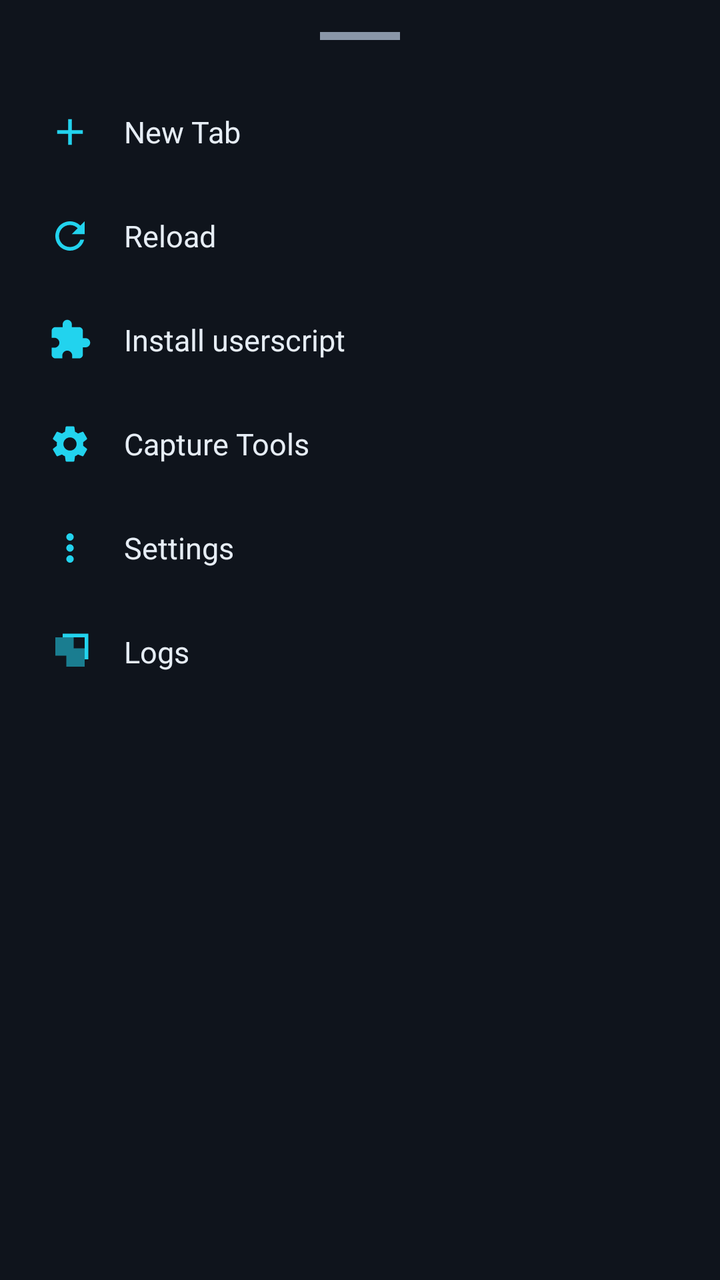
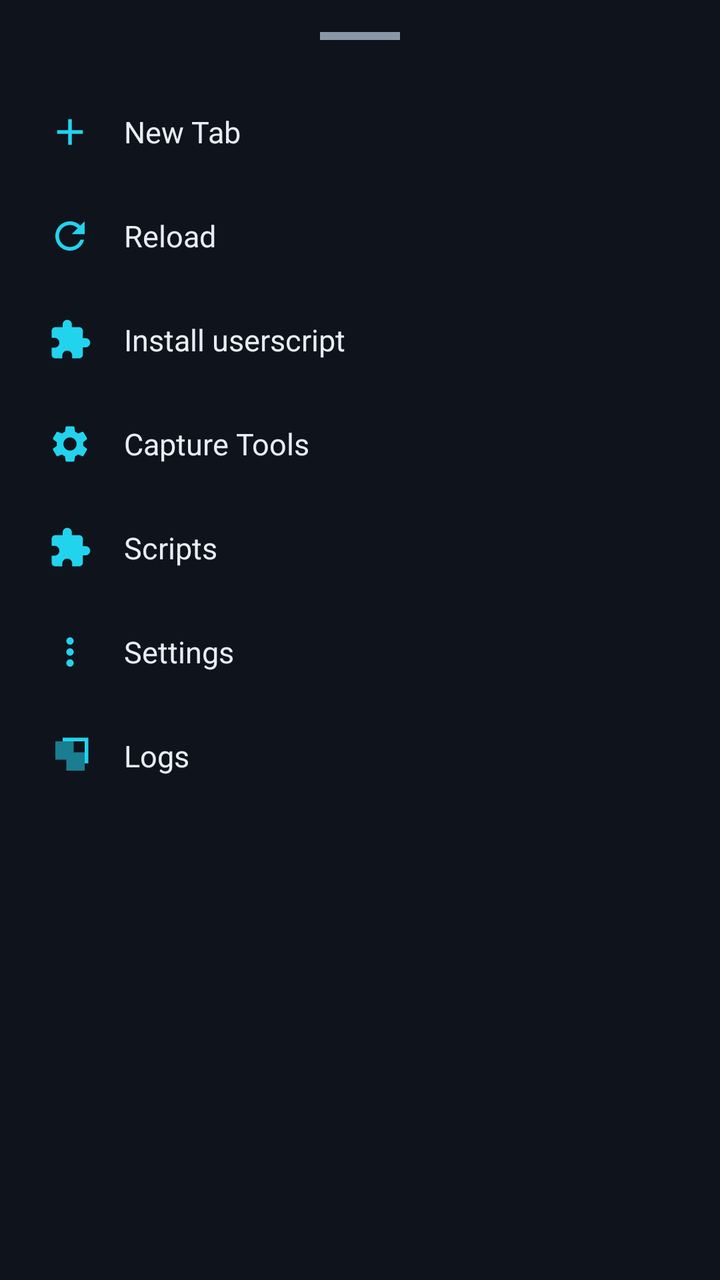

Compare the two renders of this Android layout. The source of the first and the diff that turns it into the second are given below.
<!-- AndroidManifest.xml: application theme Theme.UHCompanion -->
<!-- res/layout/dialog_main_menu.xml -->
<?xml version="1.0" encoding="utf-8"?>
<LinearLayout xmlns:android="http://schemas.android.com/apk/res/android"
    xmlns:app="http://schemas.android.com/apk/res-auto"
    android:layout_width="match_parent"
    android:layout_height="wrap_content"
    android:orientation="vertical"
    android:background="@color/surface_2"
    android:padding="16dp">

    <View
        android:layout_width="40dp"
        android:layout_height="4dp"
        android:background="@color/subtext"
        android:layout_gravity="center_horizontal"
        android:layout_marginBottom="20dp" />

    <LinearLayout
        android:id="@+id/btnNewTab"
        android:layout_width="match_parent"
        android:layout_height="52dp"
        android:orientation="horizontal"
        android:gravity="center_vertical"
        android:background="?attr/selectableItemBackground"
        android:paddingStart="8dp"
        android:paddingEnd="8dp">
        <ImageView
            android:layout_width="22dp"
            android:layout_height="22dp"
            android:src="@drawable/ic_add"
            app:tint="@color/accent" />
        <TextView
            android:layout_width="wrap_content"
            android:layout_height="wrap_content"
            android:text="New Tab"
            android:textColor="@color/text"
            android:textSize="15sp"
            android:layout_marginStart="16dp" />
    </LinearLayout>

    <LinearLayout
        android:id="@+id/btnReload"
        android:layout_width="match_parent"
        android:layout_height="52dp"
        android:orientation="horizontal"
        android:gravity="center_vertical"
        android:background="?attr/selectableItemBackground"
        android:paddingStart="8dp"
        android:paddingEnd="8dp">
        <ImageView
            android:layout_width="22dp"
            android:layout_height="22dp"
            android:src="@drawable/ic_reload"
            app:tint="@color/accent" />
        <TextView
            android:layout_width="wrap_content"
            android:layout_height="wrap_content"
            android:text="Reload"
            android:textColor="@color/text"
            android:textSize="15sp"
            android:layout_marginStart="16dp" />
    </LinearLayout>

    <LinearLayout
        android:id="@+id/btnInstallScript"
        android:layout_width="match_parent"
        android:layout_height="52dp"
        android:orientation="horizontal"
        android:gravity="center_vertical"
        android:background="?attr/selectableItemBackground"
        android:paddingStart="8dp"
        android:paddingEnd="8dp">
        <ImageView
            android:layout_width="22dp"
            android:layout_height="22dp"
            android:src="@drawable/ic_extension_rounded"
            app:tint="@color/accent" />
        <TextView
            android:layout_width="wrap_content"
            android:layout_height="wrap_content"
            android:text="Install userscript"
            android:textColor="@color/text"
            android:textSize="15sp"
            android:layout_marginStart="16dp" />
    </LinearLayout>

    <LinearLayout
        android:id="@+id/btnTools"
        android:layout_width="match_parent"
        android:layout_height="52dp"
        android:orientation="horizontal"
        android:gravity="center_vertical"
        android:background="?attr/selectableItemBackground"
        android:paddingStart="8dp"
        android:paddingEnd="8dp">
        <ImageView
            android:layout_width="22dp"
            android:layout_height="22dp"
            android:src="@drawable/ic_settings"
            app:tint="@color/accent" />
        <TextView
            android:layout_width="wrap_content"
            android:layout_height="wrap_content"
            android:text="Capture Tools"
            android:textColor="@color/text"
            android:textSize="15sp"
            android:layout_marginStart="16dp" />
    </LinearLayout>

    <LinearLayout
        android:id="@+id/btnSettings"
        android:layout_width="match_parent"
        android:layout_height="52dp"
        android:orientation="horizontal"
        android:gravity="center_vertical"
        android:background="?attr/selectableItemBackground"
        android:paddingStart="8dp"
        android:paddingEnd="8dp">
        <ImageView
            android:layout_width="22dp"
            android:layout_height="22dp"
            android:src="@drawable/ic_menu"
            app:tint="@color/accent" />
        <TextView
            android:layout_width="wrap_content"
            android:layout_height="wrap_content"
            android:text="Settings"
            android:textColor="@color/text"
            android:textSize="15sp"
            android:layout_marginStart="16dp" />
    </LinearLayout>

    <LinearLayout
        android:id="@+id/btnLogs"
        android:layout_width="match_parent"
        android:layout_height="52dp"
        android:orientation="horizontal"
        android:gravity="center_vertical"
        android:background="?attr/selectableItemBackground"
        android:paddingStart="8dp"
        android:paddingEnd="8dp">
        <ImageView
            android:layout_width="22dp"
            android:layout_height="22dp"
            android:src="@drawable/ic_tabs"
            app:tint="@color/accent" />
        <TextView
            android:layout_width="wrap_content"
            android:layout_height="wrap_content"
            android:text="Logs"
            android:textColor="@color/text"
            android:textSize="15sp"
            android:layout_marginStart="16dp" />
    </LinearLayout>

</LinearLayout>
<!-- resources referenced by this layout -->
<resources>
  <color name="accent">#22D3EE</color>
  <color name="subtext">#8A96A8</color>
  <color name="surface_2">#0F141C</color>
  <color name="text">#E6EDF5</color>
  <!-- drawable ic_add (drawable) -->
  <vector xmlns:android="http://schemas.android.com/apk/res/android"
      android:width="24dp" android:height="24dp"
      android:viewportWidth="24" android:viewportHeight="24">
      <path android:fillColor="#0A0D14"
          android:pathData="M19,13h-6v6h-2v-6H5v-2h6V5h2v6h6z"/>
  </vector>
  <!-- drawable ic_extension_rounded (drawable) -->
  <vector xmlns:android="http://schemas.android.com/apk/res/android"
      android:width="24dp" android:height="24dp"
      android:viewportWidth="24" android:viewportHeight="24">
      <path android:fillColor="#4ADE80"
          android:pathData="M20.5,11H19V7c0,-1.1 -0.9,-2 -2,-2h-4V3.5C13,2.12 11.88,1 10.5,1S8,2.12 8,3.5V5H4c-1.1,0 -1.99,0.9 -1.99,2v3.8H3.5c1.49,0 2.7,1.21 2.7,2.7s-1.21,2.7 -2.7,2.7H2V20c0,1.1 0.9,2 2,2h3.8v-1.5c0,-1.49 1.21,-2.7 2.7,-2.7 1.49,0 2.7,1.21 2.7,2.7V22H17c1.1,0 2,-0.9 2,-2v-4h1.5c1.38,0 2.5,-1.12 2.5,-2.5S21.88,11 20.5,11z"/>
  </vector>
  <!-- drawable ic_menu (drawable) -->
  <vector xmlns:android="http://schemas.android.com/apk/res/android"
      android:width="24dp" android:height="24dp"
      android:viewportWidth="24" android:viewportHeight="24">
      <path android:fillColor="#E6EDF5"
          android:pathData="M12,8c1.1,0 2,-0.9 2,-2s-0.9,-2 -2,-2 -2,0.9 -2,2 0.9,2 2,2zM12,10c-1.1,0 -2,0.9 -2,2s0.9,2 2,2 2,-0.9 2,-2 -0.9,-2 -2,-2zM12,16c-1.1,0 -2,0.9 -2,2s0.9,2 2,2 2,-0.9 2,-2 -0.9,-2 -2,-2z"/>
  </vector>
  <!-- drawable ic_reload (drawable) -->
  <vector xmlns:android="http://schemas.android.com/apk/res/android"
      android:width="24dp" android:height="24dp"
      android:viewportWidth="24" android:viewportHeight="24">
      <path android:fillColor="#E6EDF5"
          android:pathData="M17.65,6.35C16.2,4.9 14.21,4 12,4c-4.42,0 -7.99,3.58 -8,8s3.58,8 8,8c3.73,0 6.84,-2.55 7.73,-6h-2.08c-0.82,2.33 -3.04,4 -5.65,4 -3.31,0 -6,-2.69 -6,-6s2.69,-6 6,-6c1.66,0 3.14,0.69 4.22,1.78L13,11h7V4l-2.35,2.35z"/>
  </vector>
  <!-- drawable ic_tabs (drawable) -->
  <vector xmlns:android="http://schemas.android.com/apk/res/android"
      android:width="24dp" android:height="24dp"
      android:viewportWidth="24" android:viewportHeight="24">
      <path android:fillColor="#E6EDF5"
          android:pathData="M4,4h10v10H4zM10,10h10v10H10z" android:fillAlpha="0.55"/>
      <path android:fillColor="#E6EDF5"
          android:pathData="M8,2h14v14h-2V4H8z"/>
  </vector>
  <style name="Theme.UHCompanion" parent="Theme.Material3.Dark.NoActionBar">
          <item name="android:statusBarColor">@color/bg</item>
          <item name="android:navigationBarColor">@color/bg</item>
          <item name="android:windowLightStatusBar">false</item>
          <item name="colorPrimary">@color/accent</item>
          <item name="colorOnPrimary">@color/bg</item>
          <item name="colorSurface">@color/surface</item>
          <item name="colorOnSurface">@color/text</item>
      </style>
  <color name="bg">#0B0F14</color>
  <color name="surface">#161B24</color>
  <!-- unchanged entries left out for length: 1 -->
</resources>

<!-- the commit's change to res/layout/dialog_main_menu.xml (unified diff, before → after) -->
@@ -107,6 +107,29 @@
     </LinearLayout>
 
     <LinearLayout
+            android:id="@+id/btnScripts"
+            android:layout_width="match_parent"
+            android:layout_height="52dp"
+            android:orientation="horizontal"
+            android:gravity="center_vertical"
+            android:background="?attr/selectableItemBackground"
+            android:paddingStart="8dp"
+            android:paddingEnd="8dp">
+            <ImageView
+                android:layout_width="22dp"
+                android:layout_height="22dp"
+                android:src="@drawable/ic_extension_rounded"
+                app:tint="@color/accent" />
+            <TextView
+                android:layout_width="wrap_content"
+                android:layout_height="wrap_content"
+                android:text="Scripts"
+                android:textColor="@color/text"
+                android:textSize="15sp"
+                android:layout_marginStart="16dp" />
+           </LinearLayout>
+
+    <LinearLayout
         android:id="@+id/btnSettings"
         android:layout_width="match_parent"
         android:layout_height="52dp"
